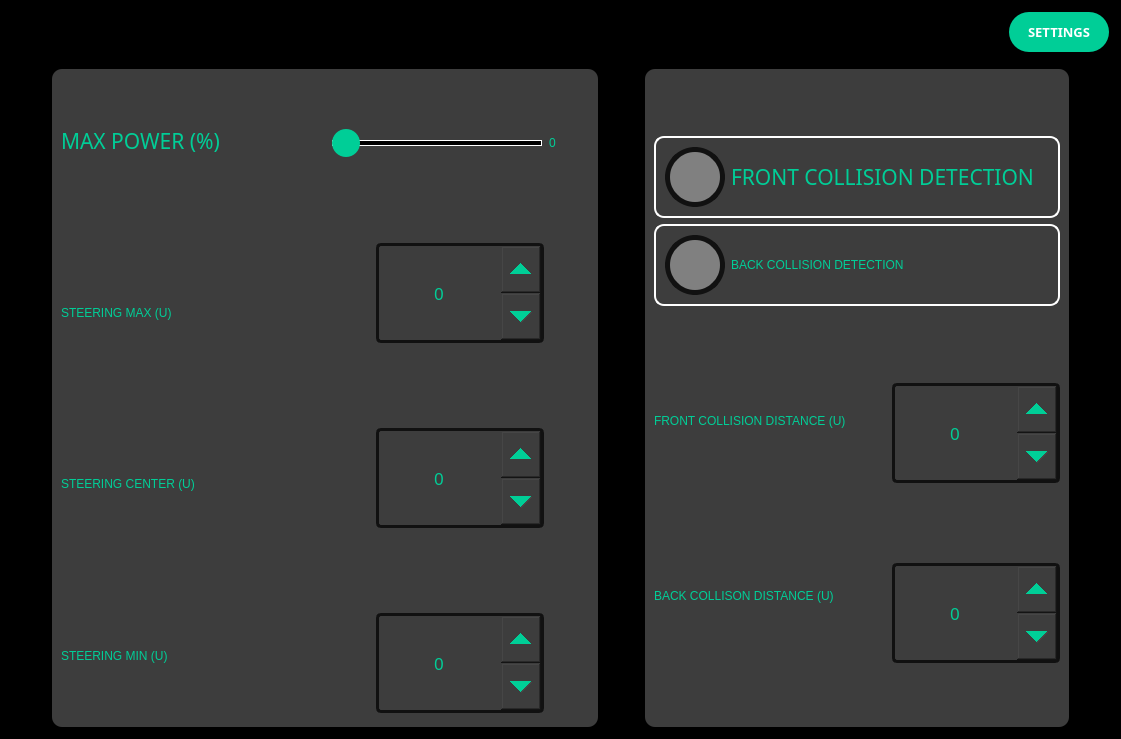
Qt form source/controller/GUI-4G-CAR-DEF.ui (jpriverar/smart-4g-rc-car) before a commit.
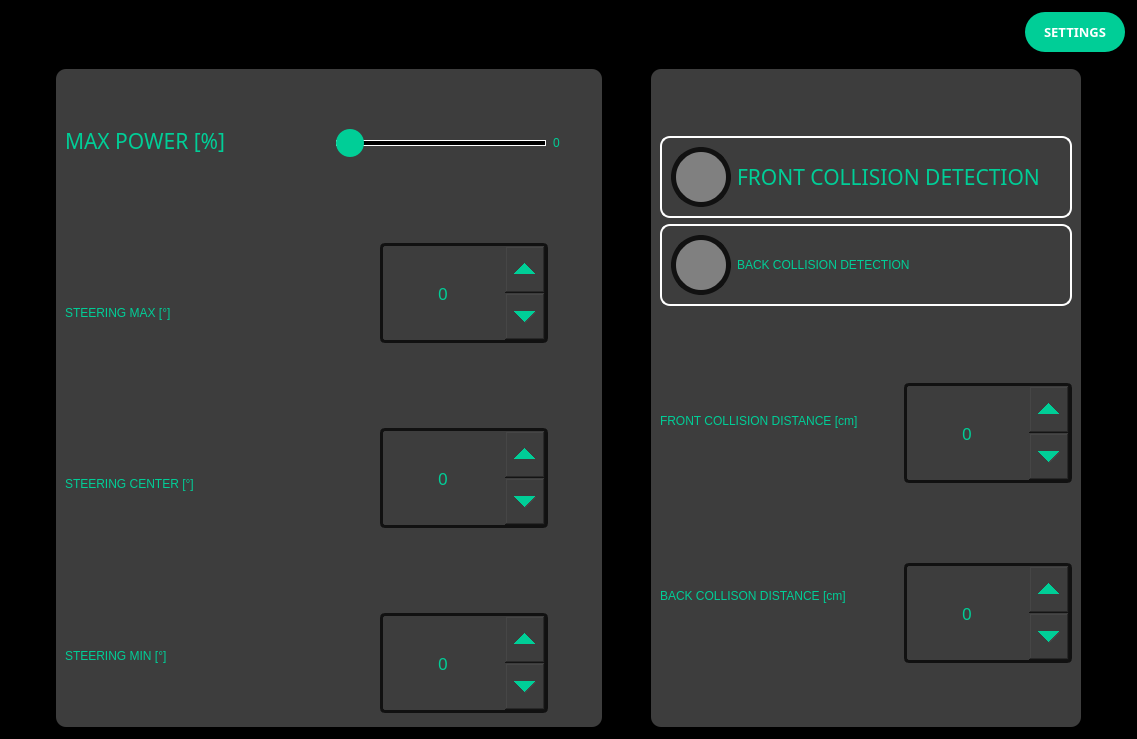
The same form after that commit. The open tabs and pages were chosen to show the change.

Commit message: Se agregaron unidades a widgets en el .ui y metodo para setear valores en el .py

Patch:
```diff
--- a/source/controller/GUI-4G-CAR-DEF.ui
+++ b/source/controller/GUI-4G-CAR-DEF.ui
@@ -6,7 +6,7 @@
    <rect>
     <x>0</x>
     <y>0</y>
-    <width>1121</width>
+    <width>1137</width>
     <height>739</height>
    </rect>
   </property>
@@ -724,7 +724,7 @@
                         </font>
                        </property>
                        <property name="text">
-                        <string>MAX POWER (%)</string>
+                        <string>MAX POWER [%]</string>
                        </property>
                        <property name="alignment">
                         <set>Qt::AlignLeading|Qt::AlignLeft|Qt::AlignVCenter</set>
@@ -759,7 +759,7 @@
                         </size>
                        </property>
                        <property name="text">
-                        <string>STEERING MAX (U)</string>
+                        <string>STEERING MAX [°]</string>
                        </property>
                        <property name="alignment">
                         <set>Qt::AlignLeading|Qt::AlignLeft|Qt::AlignVCenter</set>
@@ -794,7 +794,7 @@
                         </size>
                        </property>
                        <property name="text">
-                        <string>STEERING CENTER (U)</string>
+                        <string>STEERING CENTER [°]</string>
                        </property>
                        <property name="alignment">
                         <set>Qt::AlignLeading|Qt::AlignLeft|Qt::AlignVCenter</set>
@@ -829,7 +829,7 @@
                         </size>
                        </property>
                        <property name="text">
-                        <string>STEERING MIN (U)</string>
+                        <string>STEERING MIN [°]</string>
                        </property>
                        <property name="alignment">
                         <set>Qt::AlignLeading|Qt::AlignLeft|Qt::AlignVCenter</set>
@@ -2127,7 +2127,7 @@
                      <item>
                       <widget class="QLabel" name="label_FCOLLD">
                        <property name="text">
-                        <string>FRONT COLLISION DISTANCE (U)</string>
+                        <string>FRONT COLLISION DISTANCE [cm]</string>
                        </property>
                        <property name="alignment">
                         <set>Qt::AlignLeading|Qt::AlignLeft|Qt::AlignVCenter</set>
@@ -2153,7 +2153,7 @@
                      <item>
                       <widget class="QLabel" name="label_BCOLLD">
                        <property name="text">
-                        <string>BACK COLLISON DISTANCE (U)</string>
+                        <string>BACK COLLISON DISTANCE [cm]</string>
                        </property>
                        <property name="alignment">
                         <set>Qt::AlignLeading|Qt::AlignLeft|Qt::AlignVCenter</set>
```
Left out of the diff: 14 changed lines with no effect on the pictures. The commit also changes 1 other file.
